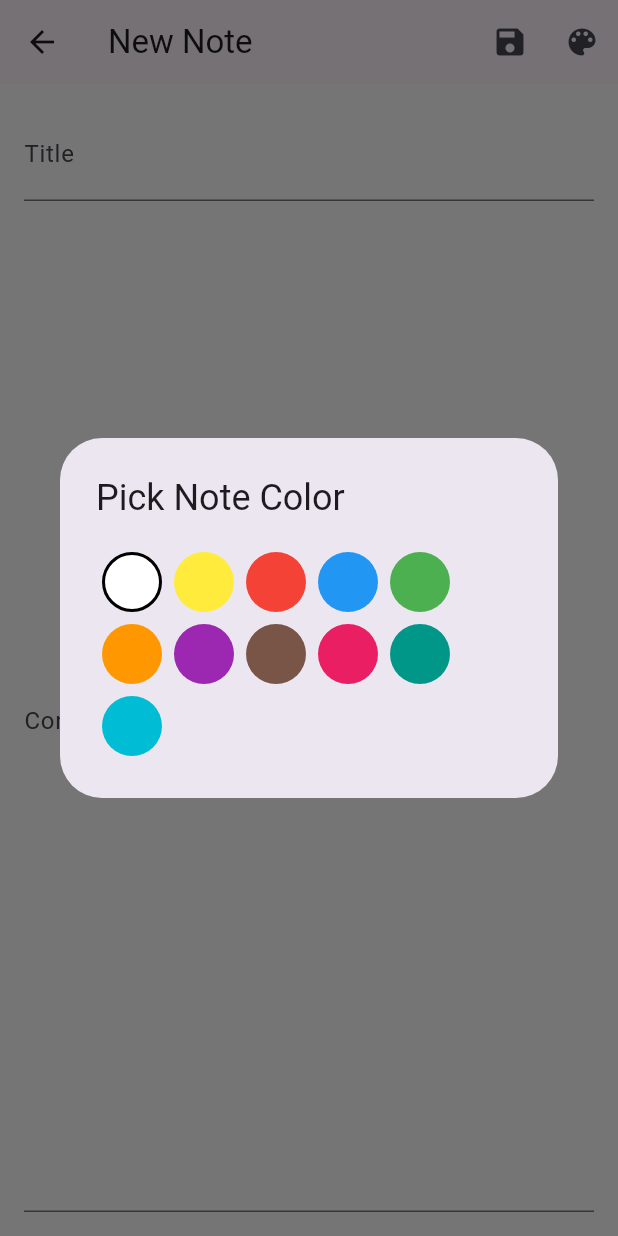
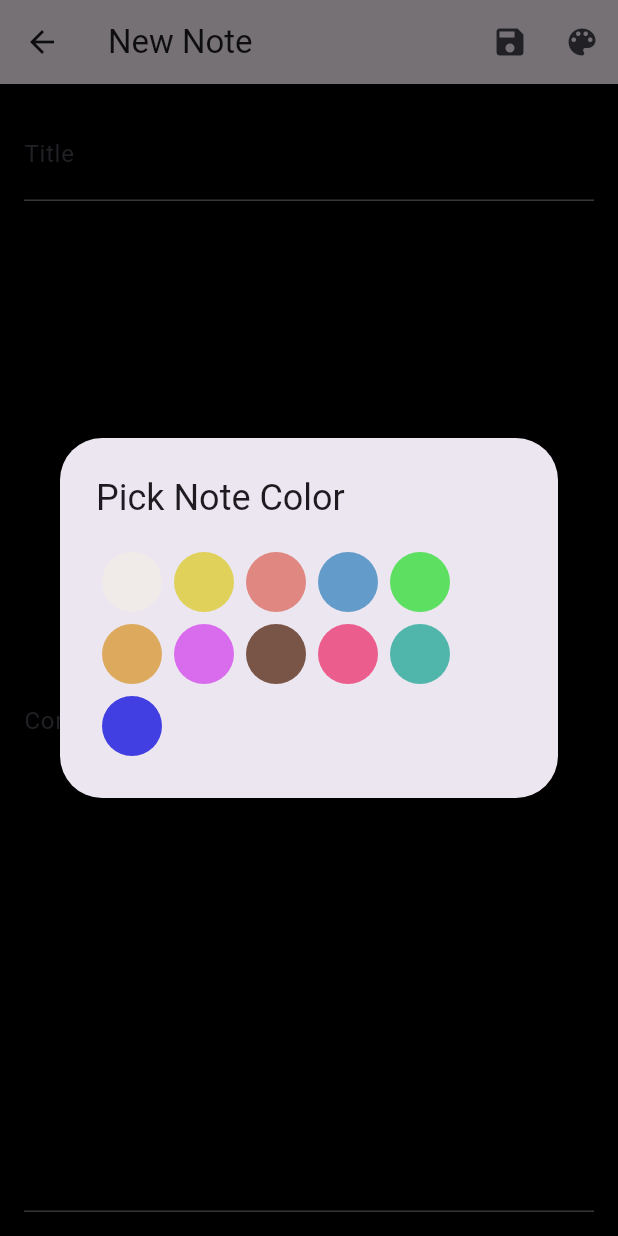
Before and after one commit to kucingsiamese/uas_note_app, a Flutter app: the NoteDetailScreen screen opened directly, after a tap on the "color lens" icon, on a phone screen of 412 x 824 dp. Run offline on Flutter 3.47's test engine with Material 3 defaults, Android fonts, the light colour scheme and no system bars.

Commit message:
ngatur warna-warna untuk notes

```diff
--- a/lib/models/note.dart
+++ b/lib/models/note.dart
@@ -1,4 +1,4 @@
-//import 'package:flutter/material.dart';
+import 'package:flutter/material.dart';
 
 class Note {
   final String id;
@@ -6,7 +6,8 @@ class Note {
   final String content;
   final String category;
   final DateTime createdAt;
-  final Comparable color;
+  final Color color;
+  final Color backgroundColor;
   final String date;
   DateTime? deadline;
   bool isImportant;
@@ -15,6 +16,7 @@ class Note {
     required this.id,
     required this.title,
     required this.content,
+    required this.backgroundColor,
     required this.category,
     required this.createdAt,
     required this.date,
--- a/lib/screens/note_detail_screen.dart
+++ b/lib/screens/note_detail_screen.dart
@@ -29,11 +29,10 @@ class _NoteDetailScreenState extends State<NoteDetailScreen> {
   void initState() {
     super.initState();
     if (widget.note != null) {
-      // If a note is passed, populate the fields with existing data
+      // Jika catatan diteruskan, isi kolom dengan data yang ada
       _titleController.text = widget.note!.title;
       _contentController.text = widget.note!.content;
-      final _categoryController = TextEditingController();
-      _selectedColor = widget.note!.color;
+      _selectedColor = widget.note!.color as Color;
     }
   }
 
@@ -42,7 +41,7 @@ class _NoteDetailScreenState extends State<NoteDetailScreen> {
     final noteProvider = Provider.of<NoteProvider>(context, listen: false);
 
     return Scaffold(
-      backgroundColor: _selectedColor ?? Colors.white,
+      backgroundColor: _selectedColor ?? Colors.black,
       appBar: AppBar(
         title: Text(widget.note == null ? 'New Note' : 'Edit Note'),
         actions: [
@@ -58,19 +57,28 @@ class _NoteDetailScreenState extends State<NoteDetailScreen> {
                       id: DateTime.now().toString(),
                       title: _titleController.text,
                       content: _contentController.text,
-                      color: _selectedColor ?? Colors.white,
+                      backgroundColor: _selectedColor ?? Colors.black,
+                      color: _selectedColor ?? Colors.black,
+                      category: 'YourCategoryValue',
                       date: DateFormat.yMMMd().format(DateTime.now()),
+                      createdAt: DateTime.now(),
                     ),
                   );
                 } else {
                   // Updating an existing note
                   noteProvider.updateNote(
-                    this.id: widget.note!.id,
-                    title: _titleController.text,
-                    content: _contentController.text,
-                    category: _categoryController.text,
-                    color: _selectedColor ?? Colors.white,
-                    date: widget.note!.date,
+                    Note(
+                      id: widget.note!.id,
+                      title: _titleController.text,
+                      content: _contentController.text,
+                      category: _categoryController.text,
+                      backgroundColor: _selectedColor ?? Colors.black,
+                      color: _selectedColor ?? Colors.black,
+                      date: widget.note!.date,
+                      createdAt: widget.note!.createdAt,
+                      deadline: widget.note!.deadline,
+                      isImportant: widget.note!.isImportant,
+                    ),
                   );
                 }
                 Navigator.of(context).pop();
@@ -92,7 +100,7 @@ class _NoteDetailScreenState extends State<NoteDetailScreen> {
                   title: const Text('Pick Note Color'),
                   content: SingleChildScrollView(
                     child: ColorPicker(
-                      selectedColor: _selectedColor ?? Colors.white,
+                      selectedColor: _selectedColor ?? Colors.black,
                       onColorSelected: (color) {
                         setState(() {
                           _selectedColor = color;
@@ -115,6 +123,7 @@ class _NoteDetailScreenState extends State<NoteDetailScreen> {
               controller: _titleController,
               decoration: const InputDecoration(labelText: 'Title'),
               style: const TextStyle(fontSize: 20, fontWeight: FontWeight.bold),
+              cursorColor: Colors.black,
             ),
             const SizedBox(height: 20),
             Expanded(
@@ -124,6 +133,7 @@ class _NoteDetailScreenState extends State<NoteDetailScreen> {
                 maxLines: null,
                 expands: true,
                 style: const TextStyle(fontSize: 16),
+                cursorColor: Colors.black,
               ),
             ),
           ],
@@ -148,17 +158,17 @@ class ColorPicker extends StatelessWidget {
   Widget build(BuildContext context) {
     // List of predefined color options
     final List<Color> colors = [
-      Colors.white,
-      Colors.yellow,
-      Colors.red,
-      Colors.blue,
-      Colors.green,
-      Colors.orange,
-      Colors.purple,
+      const Color.fromARGB(195, 241, 236, 231),
+      const Color.fromARGB(255, 223, 209, 89),
+      const Color.fromARGB(255, 223, 135, 128),
+      const Color.fromARGB(255, 99, 156, 202),
+      const Color.fromARGB(255, 93, 223, 98),
+      const Color.fromRGBO(221, 170, 93, 1),
+      const Color.fromARGB(255, 217, 108, 236),
       Colors.brown,
-      Colors.pink,
-      Colors.teal,
-      Colors.cyan,
+      const Color.fromARGB(255, 235, 93, 140),
+      const Color.fromARGB(255, 80, 182, 172),
+      const Color.fromARGB(255, 66, 63, 226),
     ];
 
     return Wrap(
```
Also changed, not shown: lib/screens/home_screen.dart (+4 -3 lines).
